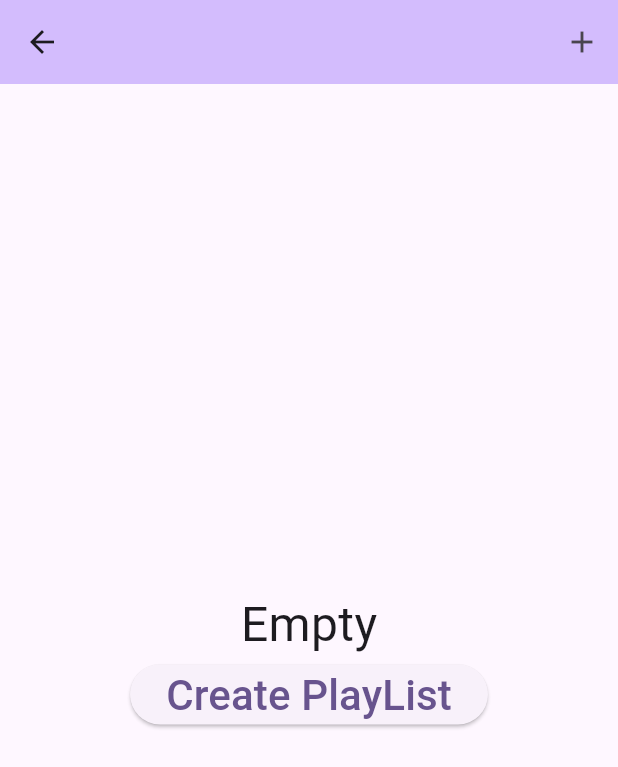
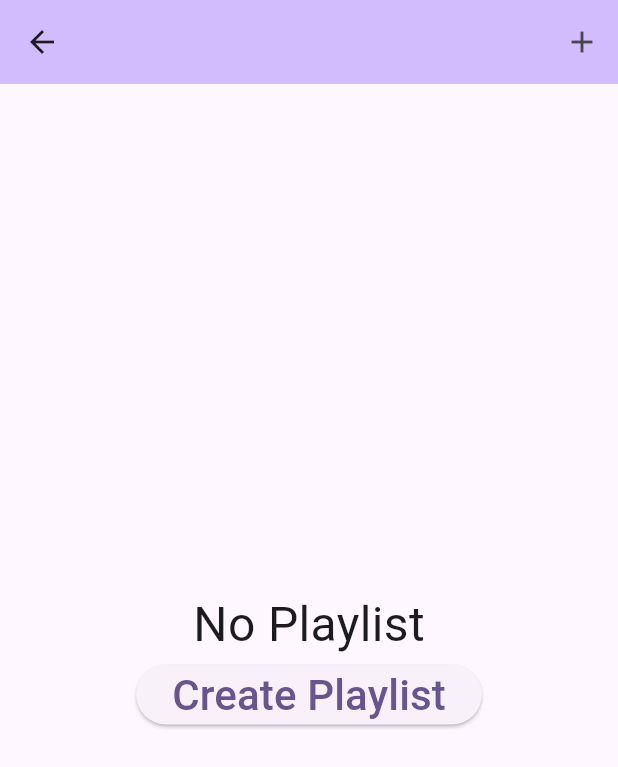
Before and after one commit to nhh1500/itunesMusicSearch, a Flutter app: the screen it shows after launch, in the side drawer, after a tap on "PlayList", on a phone screen of 412 x 824 dp. Shown: the top 767 px of the screen. Run offline on Flutter 3.47's test engine with Material 2 defaults, Android fonts, the phone set to English and light mode, and no system bars; our stand-ins replace cached_network_image, dio, flutter_easyloading, fluttertoast, get, just_audio and 4 more; missing offline and left inert: audio_session; accounts and stored records are empty.

```diff
--- a/lib/utility/internationalization.dart
+++ b/lib/utility/internationalization.dart
@@ -43,7 +43,11 @@ class Translate extends Translations {
           'Home': '首頁',
           'Favorite': '我的最愛',
           'PlayList': '歌單',
-          'Settings': '設定'
+          'Settings': '設定',
+          'No Playlist': '沒有歌單',
+          'Create Playlist': '創建歌單',
+          'Playlist Name': '歌單名稱',
+          'Create': '創建'
         }
       };
 }
--- a/lib/view/AlbumPage/albumPage.dart
+++ b/lib/view/AlbumPage/albumPage.dart
@@ -1,5 +1,6 @@
 import 'dart:convert';
 
+import 'package:cached_network_image/cached_network_image.dart';
 import 'package:flutter/material.dart';
 import 'package:get/get.dart';
 import 'package:itunes_music/services/ApiController.dart';
@@ -102,8 +103,9 @@ class _AlbumPageState extends State<AlbumPage> {
       height: 150,
       child: Row(
         children: [
-          Image.network(
-            widget.album.artworkUrl100.toString(),
+          CachedNetworkImage(
+            imageUrl: widget.album.artworkUrl100.toString(),
+            fadeInDuration: const Duration(milliseconds: 80),
             fit: BoxFit.cover,
             width: 150,
             height: 150,
--- a/lib/view/playList/playListPage.dart
+++ b/lib/view/playList/playListPage.dart
@@ -95,14 +95,14 @@ class _PlayListPageState extends State<PlayListPage> {
       child: Column(
         mainAxisAlignment: MainAxisAlignment.center,
         children: [
-          const Text(
-            'Empty',
+          Text(
+            'No Playlist'.tr,
             style: TextStyle(fontSize: 32),
           ),
           ElevatedButton(
               onPressed: _showMyDialog,
-              child: const Text(
-                'Create PlayList',
+              child: Text(
+                'Create Playlist'.tr,
                 style: TextStyle(fontSize: 28),
               ))
         ],
@@ -118,12 +118,12 @@ class _PlayListPageState extends State<PlayListPage> {
       builder: (BuildContext context) {
         textController.clear();
         return AlertDialog(
-          title: const Text('Create PlayList'),
+          title: Text('Create Playlist'.tr),
           content: SingleChildScrollView(
             child: Column(
               crossAxisAlignment: CrossAxisAlignment.start,
               children: [
-                const Text('Playlist Name'),
+                Text('Playlist Name'.tr),
                 TextField(
                   controller: textController,
                 ),
@@ -132,7 +132,7 @@ class _PlayListPageState extends State<PlayListPage> {
           ),
           actions: <Widget>[
             TextButton(
-              child: const Text('Create'),
+              child: Text('Create'.tr),
               onPressed: () async {
                 if (textController.text == '') return;
                 //add playlist name to database
--- a/pubspec.yaml
+++ b/pubspec.yaml
@@ -43,6 +43,7 @@ dependencies:
   text_scroll: ^0.2.0
   sqflite: ^2.2.8+4
   fluttertoast: ^8.2.2
+  cached_network_image: ^3.2.3
 
 dev_dependencies:
   flutter_test:
```
Also changed, not shown: lib/view/ArtistPage/artistPage.dart (+13 -6 lines), lib/view/SearchPage/albumItem.dart (+8 -11 lines), lib/view/SearchPage/artistItem.dart (+14 -15 lines), lib/view/SearchPage/songItem.dart (+15 -20 lines), lib/view/SongPage/songPage.dart (+13 -11 lines).
